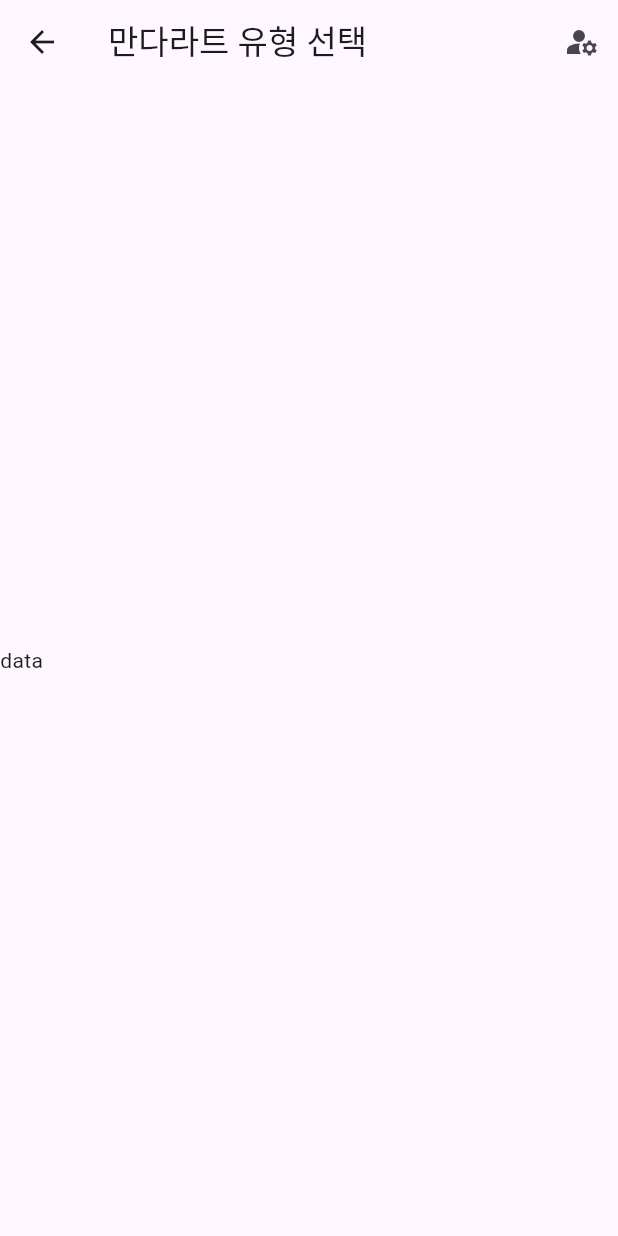
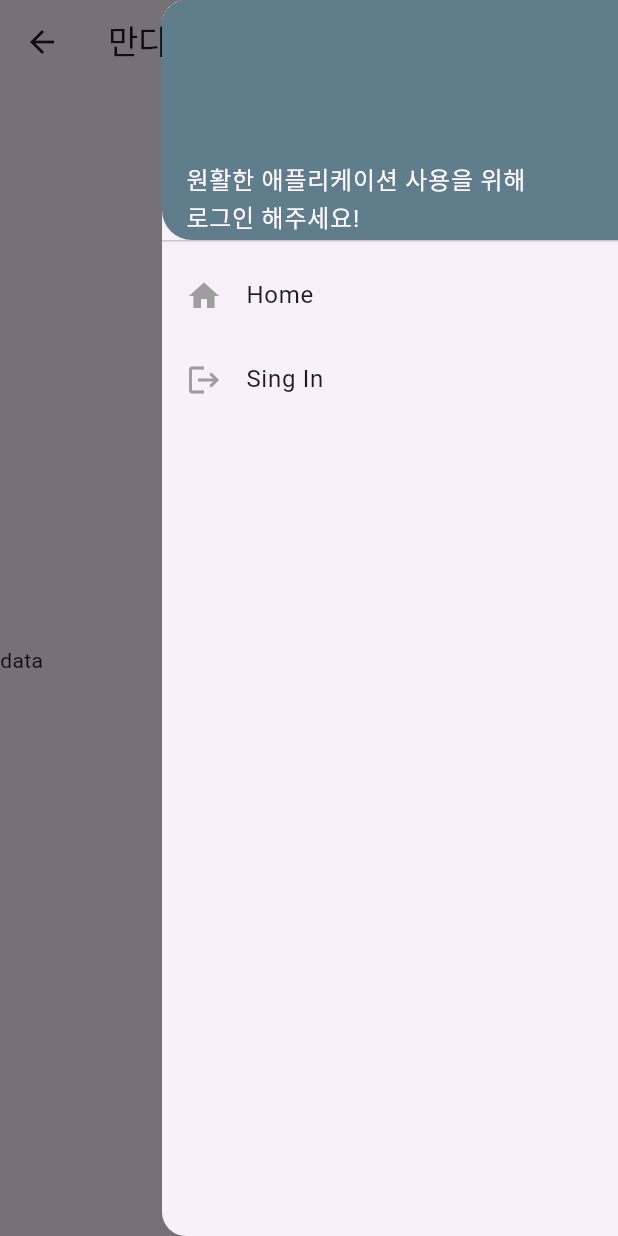
Before and after one commit to SiHyun-Lee113/Mandalart, a Flutter app: the MandalartTypeSelectionPage screen opened directly, with the side drawer open (before the commit the screen has no drawer), on a phone screen of 412 x 824 dp. Run offline on Flutter 3.47's test engine with Material 3 defaults, Android fonts, the light colour scheme and no system bars; our stand-ins replace awesome_snackbar_content, cloud_firestore, firebase_auth, firebase_core, google_sign_in, image_gallery_saver; missing offline and left inert: widgets_to_image; accounts and stored records are empty.

Commit message:
[feat] Appbar 로그인 파트 리팩토링 - 아이콘으로 구분했던 로그인 여부를 Drawer를 통해 구분 - Drawer 구성을 위한 User 객체 수정 : email, photoUrl 추가 - User 객체 수정에 따른 Provider 수정 :

```diff
--- a/mandalart/lib/DataModel/User.dart
+++ b/mandalart/lib/DataModel/User.dart
@@ -1,6 +1,8 @@
 class MandalartUser {
   String _name = '';
   String _collectionName = '';
+  String _email = '';
+  String _photoUrl = '';
 
   static final MandalartUser _instance = MandalartUser._internal();
   factory MandalartUser() => _instance;
@@ -16,5 +18,15 @@ class MandalartUser {
     _name = value;
   }
 
+  String get email => _email;
+  set email(String value) {
+    _email = value;
+  }
+
+  String get photoUrl => _photoUrl;
+  set photoUrl(String value) {
+    _photoUrl = value;
+  }
+
   bool checkLogin() => _name.isNotEmpty ? true : false;
 }
--- a/mandalart/lib/component/RenderAppbarWidget.dart
+++ /dev/null
@@ -1,36 +0,0 @@
-import 'package:flutter/material.dart';
-import 'package:mandalart/provider/LoginProvider.dart';
-import 'package:provider/provider.dart';
-
-class RenderAppbar extends StatelessWidget implements PreferredSizeWidget {
-  const RenderAppbar({Key? key, required this.title}) : super(key: key);
-  final String title;
-
-  @override
-  Widget build(BuildContext context) {
-    final loginVM = Provider.of<LoginViewModel>(context);
-
-    return AppBar(
-      title: Text(title),
-      leading: IconButton(
-        onPressed: () {
-          Navigator.of(context).pop();
-        },
-        icon: const Icon(Icons.arrow_back),
-      ),
-      actions: [
-        IconButton(
-          onPressed: () {
-            loginVM.loginOrLogout();
-          },
-          icon: loginVM.checkLogin()
-              ? const Icon(Icons.logout)
-              : const Icon(Icons.manage_accounts),
-        ),
-      ],
-    );
-  }
-
-  @override
-  Size get preferredSize => const Size.fromHeight(kToolbarHeight);
-}
--- /dev/null
+++ b/mandalart/lib/component/WidgetsForAppbar.dart
@@ -0,0 +1,126 @@
+import 'package:flutter/material.dart';
+import 'package:mandalart/provider/LoginProvider.dart';
+import 'package:provider/provider.dart';
+
+class RenderAppbar extends StatelessWidget implements PreferredSizeWidget {
+  const RenderAppbar({Key? key, required this.title}) : super(key: key);
+  final String title;
+
+  @override
+  Widget build(BuildContext context) {
+    return AppBar(
+      title: Text(title),
+      leading: IconButton(
+        onPressed: () {
+          Navigator.of(context).pop();
+        },
+        icon: const Icon(Icons.arrow_back),
+      ),
+      actions: [
+        IconButton(
+            onPressed: () {
+              Scaffold.of(context).openEndDrawer();
+            },
+            icon: const Icon(Icons.menu)),
+      ],
+    );
+  }
+
+  @override
+  Size get preferredSize => const Size.fromHeight(kToolbarHeight);
+}
+
+class RenderSignInDrawer extends StatelessWidget {
+  @override
+  Widget build(BuildContext context) {
+    final loginVM = Provider.of<LoginViewModel>(context);
+
+    return Drawer(
+      child: ListView(
+        padding: EdgeInsets.zero,
+        children: [
+          UserAccountsDrawerHeader(
+            accountName: Text("${loginVM.getUserName()}님"),
+            accountEmail: Text(loginVM.getUserEmail()),
+            currentAccountPicture: CircleAvatar(
+              backgroundColor: Colors.white,
+              backgroundImage: Image.network(loginVM.getUserPhotoUrl()).image,
+            ),
+            decoration: BoxDecoration(
+              border: Border.all(width: 0, color: Colors.transparent),
+              color: Colors.blueGrey,
+              borderRadius: const BorderRadius.only(
+                bottomLeft: Radius.circular(20),
+              ),
+            ),
+          ),
+          ListTile(
+              leading: const Icon(
+                Icons.home,
+                color: Colors.grey,
+              ),
+              title: Text('Home'),
+              onTap: () => Navigator.pushNamedAndRemoveUntil(
+                  context, '/mdList', (route) => false)),
+          ListTile(
+              leading: const Icon(
+                Icons.logout,
+                color: Colors.grey,
+              ),
+              title: Text('Sign Out'),
+              onTap: () => loginVM.loginOrLogout()),
+        ],
+      ),
+    );
+  }
+}
+
+class RenderSignOutDrawer extends StatelessWidget {
+  @override
+  Widget build(BuildContext context) {
+    final loginVM = Provider.of<LoginViewModel>(context);
+
+    return Drawer(
+      child: ListView(
+        padding: EdgeInsets.zero,
+        children: [
+          UserAccountsDrawerHeader(
+            accountName: ConstrainedBox(
+              constraints: BoxConstraints(maxWidth: double.infinity),
+              child: const Text(
+                "원활한 애플리케이션 사용을 위해 \n로그인 해주세요!",
+                softWrap: true,
+                style: TextStyle(
+                  fontSize: 16,
+                ),
+              ),
+            ),
+            decoration: BoxDecoration(
+              border: Border.all(width: 0, color: Colors.transparent),
+              color: Colors.blueGrey,
+              borderRadius: const BorderRadius.only(
+                bottomLeft: Radius.circular(20),
+              ),
+            ),
+            accountEmail: null,
+          ),
+          ListTile(
+              leading: const Icon(
+                Icons.home,
+                color: Colors.grey,
+              ),
+              title: Text('Home'),
+              onTap: () => Navigator.pushNamedAndRemoveUntil(
+                  context, '/mdList', (route) => false)),
+          ListTile(
+              leading: const Icon(
+                Icons.logout,
+                color: Colors.grey,
+              ),
+              title: Text('Sing In'),
+              onTap: () => loginVM.loginOrLogout()),
+        ],
+      ),
+    );
+  }
+}
--- a/mandalart/lib/page/MandalartTypeSelectionPage.dart
+++ b/mandalart/lib/page/MandalartTypeSelectionPage.dart
@@ -1,5 +1,8 @@
 import 'package:flutter/material.dart';
-import 'package:mandalart/component/RenderAppbarWidget.dart';
+import 'package:mandalart/component/WidgetsForAppbar.dart';
+import 'package:provider/provider.dart';
+
+import '../provider/LoginProvider.dart';
 
 class MandalartTypeSelectionPage extends StatefulWidget {
   const MandalartTypeSelectionPage({super.key});
@@ -13,10 +16,12 @@ class _MandalartTypeSelectionPageState
     extends State<MandalartTypeSelectionPage> {
   @override
   Widget build(BuildContext context) {
+    final loginVM = Provider.of<LoginViewModel>(context);
+
     return Scaffold(
-      appBar: RenderAppbar(
-        title: '만다라트 유형 선택',
-      ),
+      appBar: const RenderAppbar(title: '만다라트 유형 선택'),
+      endDrawer:
+          loginVM.checkLogin() ? RenderSignInDrawer() : RenderSignOutDrawer(),
       body: Column(
         mainAxisAlignment: MainAxisAlignment.center,
         children: [Text('data')],
```
Also changed, not shown: mandalart/lib/page/MandalartInputPage.dart (+8 -20 lines), mandalart/lib/page/MandalartListPage.dart (+8 -2 lines), mandalart/lib/page/MandalartShowPage.dart (+7 -1 lines), mandalart/lib/provider/LoginProvider.dart (+12 -0 lines), mandalart/lib/sampleFiles/component/MadalartSquareSample.dart (+4 -6 lines).
